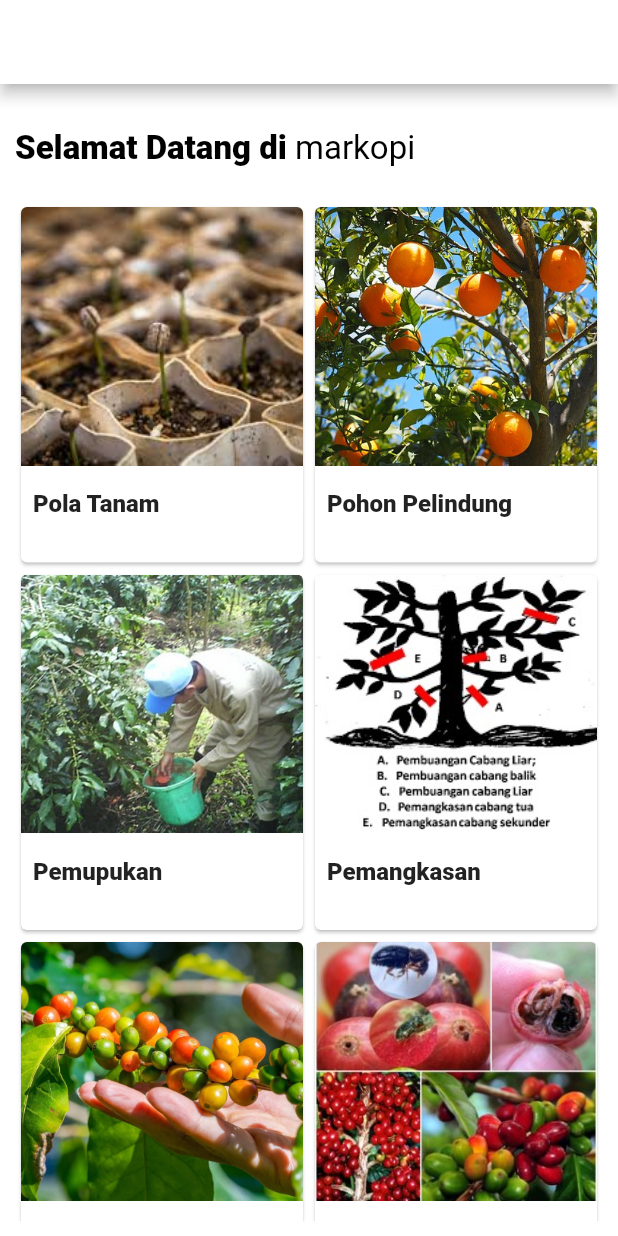
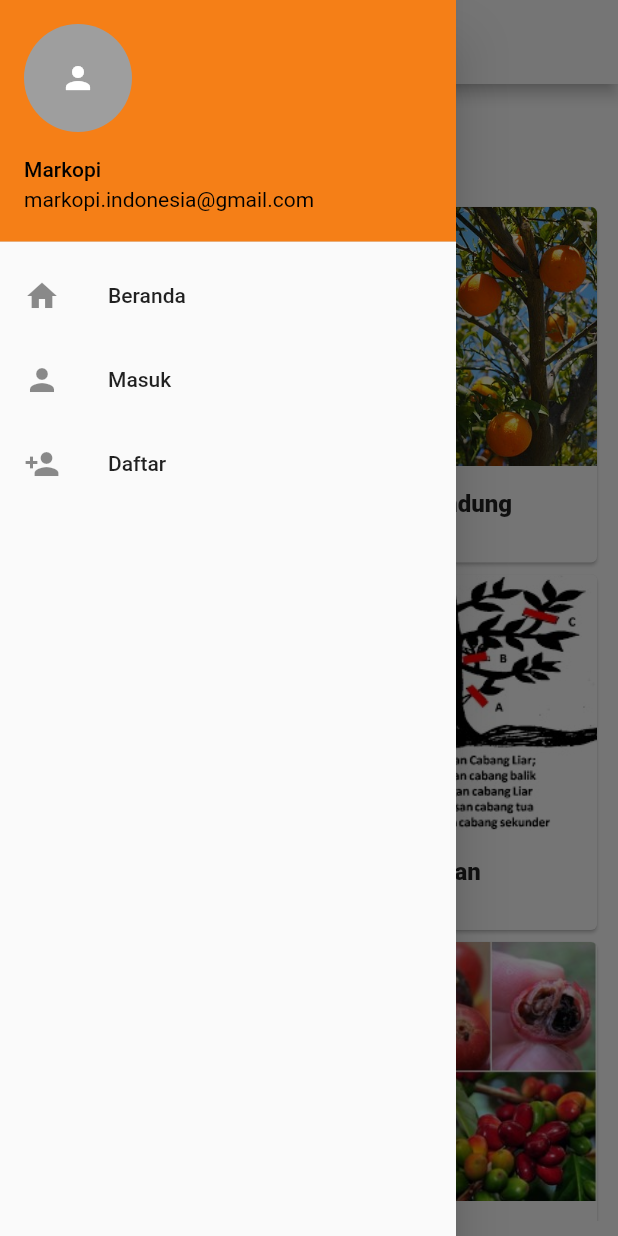
Before and after one commit to markopi-indonesia/markopi_mobile, a Flutter app: the screen it shows after launch, with the side drawer open (before the commit the screen has no drawer), on a phone screen of 412 x 824 dp. Run offline on Flutter 3.47's test engine with Material 2 defaults, Android fonts, the phone set to English and light mode, and no system bars; Roboto replaces fonts that are missing (Rubik).

Commit message:
resolving conflict

```diff
--- a/lib/components/drawer.dart
+++ b/lib/components/drawer.dart
@@ -3,7 +3,7 @@ import 'package:flutter/material.dart';
 //Self import
 import 'package:markopi_mobile/pages/authentication/login.dart';
 import 'package:markopi_mobile/pages/authentication/register.dart';
-import 'package:markopi_mobile/home.dart';
+import 'package:markopi_mobile/ui/menu/home.dart';
 class DrawerPage extends StatefulWidget {
   @override
   _DrawerPageState createState() => _DrawerPageState();
--- a/lib/ui/menu/home.dart
+++ b/lib/ui/menu/home.dart
@@ -1,36 +1,16 @@
 import 'package:flutter/material.dart';
 import 'submenu.dart';
 
+// Self import
+import 'package:markopi_mobile/components/header.dart';
+import 'package:markopi_mobile/components/drawer.dart';
 class HomePage extends StatelessWidget {
   @override
   Widget build(BuildContext context) {
     // TODO: implement build
     return Scaffold(
-      appBar: AppBar(
-        title: Text('Markopi'),
-        leading: IconButton(
-            icon: Icon(Icons.menu, semanticLabel: 'menu'),
-            onPressed: () {
-              print('Menu button');
-            }),
-        actions: <Widget>[
-          IconButton(
-            icon: Icon(Icons.search, semanticLabel: 'search'),
-            onPressed: () {
-              print('Search button');
-            },
-          ),
-          IconButton(
-            icon: Icon(
-              Icons.more_vert,
-              semanticLabel: 'more',
-            ),
-            onPressed: () {
-              print('More button');
-            },
-          ),
-        ],
-      ),
+      appBar: Header(),
+      drawer: DrawerPage(),
       body: Padding(
         padding: const EdgeInsets.fromLTRB(10.0, 30.0, 10.0, 10.0),
         child: Column(
```
Also changed, not shown: lib/home.dart (deleted, +0 -82 lines).
